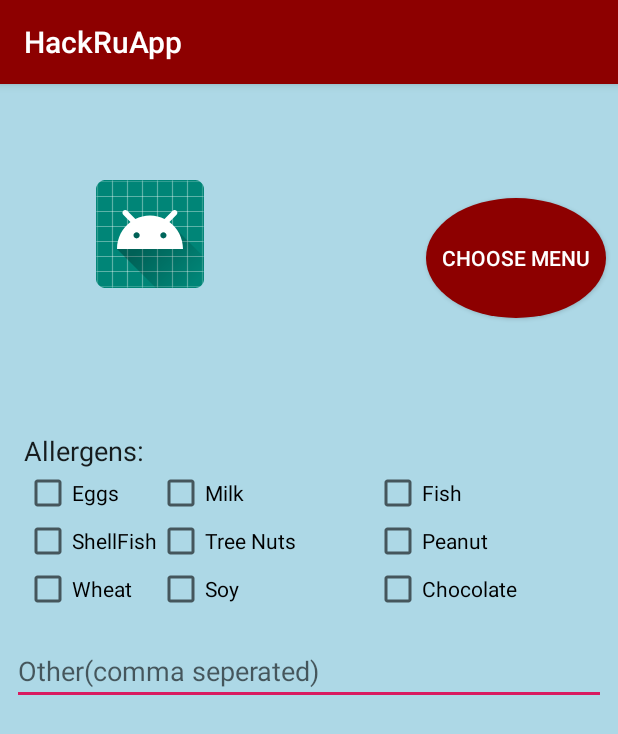
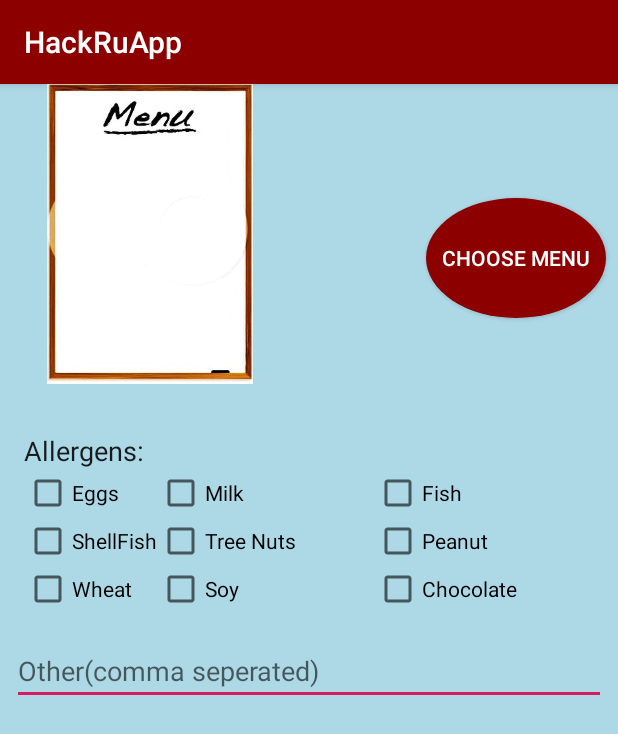
Before and after one commit to jallenNJ/AllergyAlly, an Android app: the UploadImage screen opened directly, with no data from a screen before it, on a phone screen of 412 x 824 dp. Shown: the top 734 px of the screen. Run offline under Robolectric (Android 15) with nearby library versions, the light colour scheme and no system bars; our stand-ins replace Volley.

Commit message:
Added place holder menu

```diff
--- a/Android/app/src/main/java/edu/ramapo/jallen6/hackruapp/UploadImage.java
+++ b/Android/app/src/main/java/edu/ramapo/jallen6/hackruapp/UploadImage.java
@@ -114,7 +114,7 @@ public class UploadImage extends AppCompatActivity {
         loading.setVisibility(View.VISIBLE);
         String base64Image = getStringImage(selectedImage);
 
-        Log.i("ImageString", base64Image);
+       // Log.i("ImageString", base64Image);
         ArrayList<String> allergens = new ArrayList<>();
         for(int i =0; i < checkBoxIds.length; i++){
             CheckBox current = findViewById(checkBoxIds[i]);
--- a/Android/app/src/main/res/layout/activity_upload_image.xml
+++ b/Android/app/src/main/res/layout/activity_upload_image.xml
@@ -31,7 +31,7 @@
             android:layout_marginTop="50dp"/>
     <ImageView
             android:layout_width="200dp"
-            android:layout_height="200dp" app:srcCompat="@mipmap/ic_launcher_round"
+            android:layout_height="200dp" app:srcCompat="@drawable/menu_place_holder"
             android:id="@+id/uploadImageSelectedImage" android:scaleType="centerInside"
             app:layout_constraintStart_toStartOf="parent" app:layout_constraintTop_toTopOf="parent"/>
     <TableLayout
```
Also changed, not shown: Android/app/src/main/res/drawable/menu_place_holder.jpg (added).
